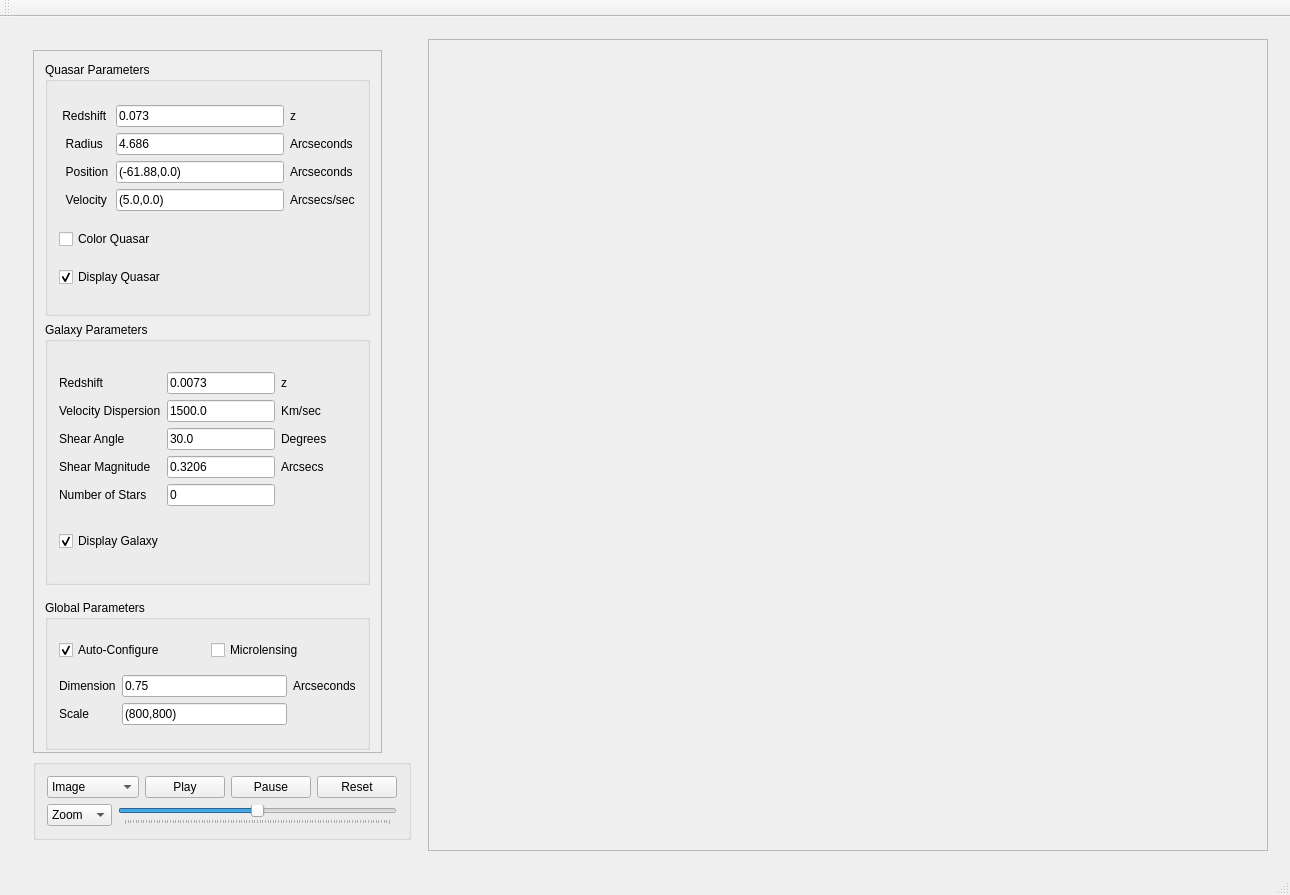
Qt form GUI/gui.ui (JordanKoeller/MirageOld) before a commit.
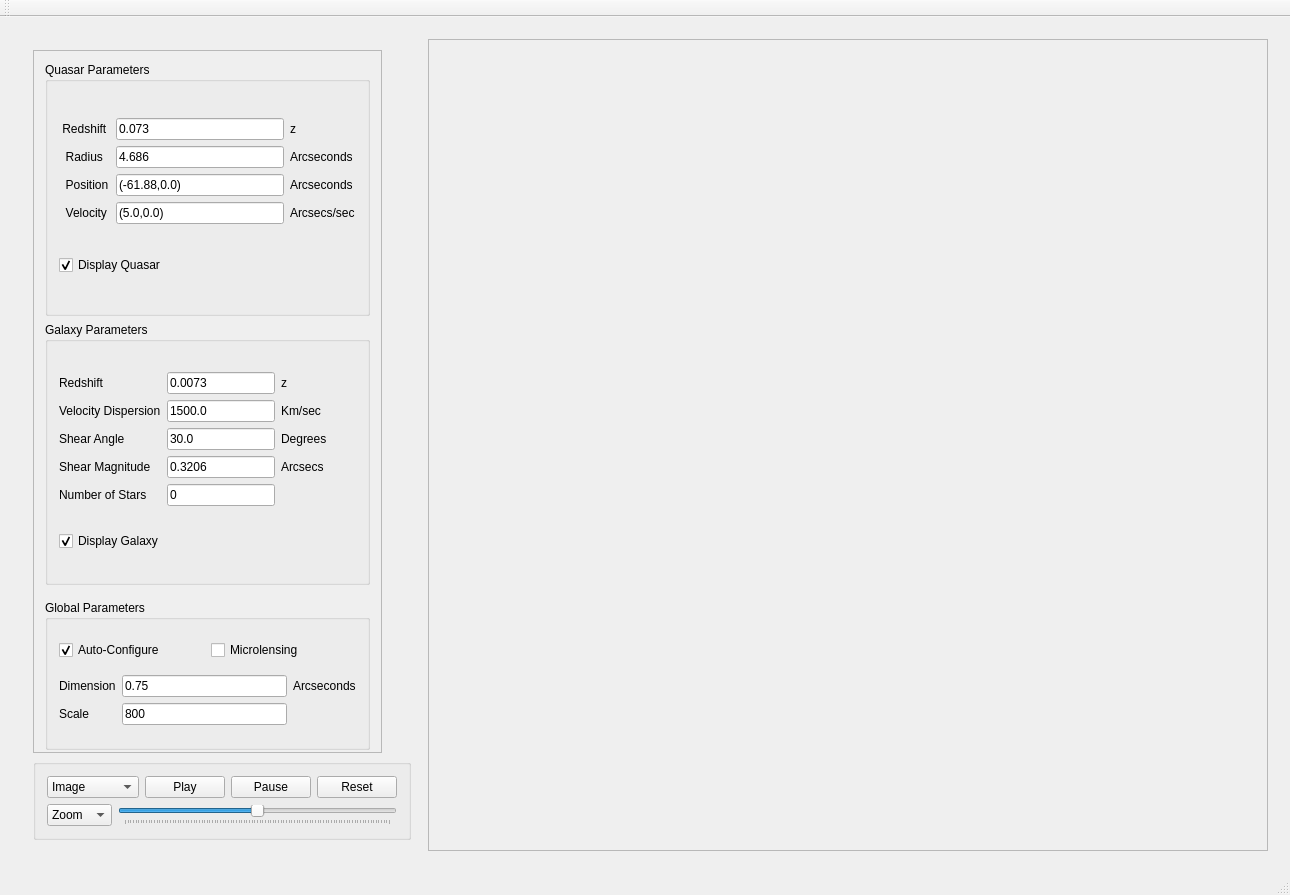
The same form after that commit.

Patch:
```diff
--- a/GUI/gui.ui
+++ b/GUI/gui.ui
@@ -97,27 +97,15 @@
                  </property>
                  <layout class="QGridLayout" name="gridLayout_4">
                   <item row="5" column="1">
-                   <widget class="QCheckBox" name="colorLenseImg">
-                    <property name="enabled">
-                     <bool>true</bool>
-                    </property>
-                    <property name="maximumSize">
-                     <size>
-                      <width>1677215</width>
-                      <height>16777215</height>
-                     </size>
-                    </property>
+                   <widget class="QCheckBox" name="displayQuasar">
                     <property name="layoutDirection">
                      <enum>Qt::LeftToRight</enum>
                     </property>
                     <property name="text">
-                     <string>Color Quasar</string>
+                     <string>Display Quasar</string>
                     </property>
                     <property name="checked">
-                     <bool>false</bool>
-                    </property>
-                    <property name="tristate">
-                     <bool>false</bool>
+                     <bool>true</bool>
                     </property>
                    </widget>
                   </item>
@@ -209,19 +197,6 @@
                     </item>
                    </layout>
                   </item>
-                  <item row="6" column="1">
-                   <widget class="QCheckBox" name="displayQuasar">
-                    <property name="layoutDirection">
-                     <enum>Qt::LeftToRight</enum>
-                    </property>
-                    <property name="text">
-                     <string>Display Quasar</string>
-                    </property>
-                    <property name="checked">
-                     <bool>true</bool>
-                    </property>
-                   </widget>
-                  </item>
                  </layout>
                 </widget>
                </item>
@@ -444,7 +419,7 @@
                        <bool>true</bool>
                       </property>
                       <property name="text">
-                       <string>(800,800)</string>
+                       <string>800</string>
                       </property>
                      </widget>
                     </item>
```
Left out of the diff: 6 changed lines with no effect on the pictures.
